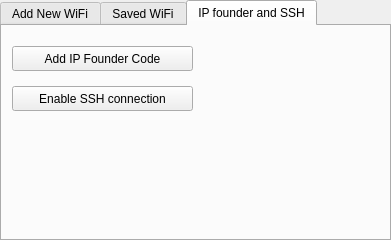
Before: the Qt Designer form auto_wifi_manager_wifi_credential.ui in arghyabi/auto_wifi_manager_for_Rpi, drawn with Qt 5.
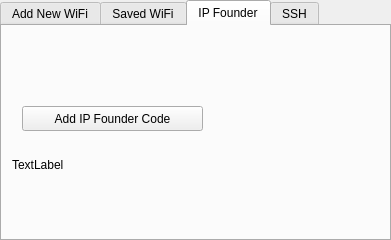
After: the same form once the commit is applied. The open tabs and pages were chosen to show the change. Icons and pictures are not drawn.

Commit message: core: added the ipfounder copy tab into GUI

What changed in the file:
```diff
--- a/auto_wifi_manager_wifi_credential.ui
+++ b/auto_wifi_manager_wifi_credential.ui
@@ -268,13 +268,13 @@
    </widget>
    <widget class="QWidget" name="tab">
     <attribute name="title">
-     <string>IP founder and SSH</string>
+     <string>IP Founder</string>
     </attribute>
     <widget class="QPushButton" name="pushButton">
      <property name="geometry">
       <rect>
-       <x>10</x>
-       <y>20</y>
+       <x>20</x>
+       <y>80</y>
        <width>181</width>
        <height>25</height>
       </rect>
@@ -283,11 +283,29 @@
       <string>Add IP Founder Code</string>
      </property>
     </widget>
+    <widget class="QLabel" name="ip_founder_copy_status_label">
+     <property name="geometry">
+      <rect>
+       <x>10</x>
+       <y>130</y>
+       <width>361</width>
+       <height>17</height>
+      </rect>
+     </property>
+     <property name="text">
+      <string>TextLabel</string>
+     </property>
+    </widget>
+   </widget>
+   <widget class="QWidget" name="ssh_tab">
+    <attribute name="title">
+     <string>SSH</string>
+    </attribute>
     <widget class="QPushButton" name="pushButton_2">
      <property name="geometry">
       <rect>
        <x>10</x>
-       <y>60</y>
+       <y>80</y>
        <width>181</width>
        <height>25</height>
       </rect>
```
Left out of the diff: 19 changed lines with no effect on the pictures. The commit also changes 3 other files.
